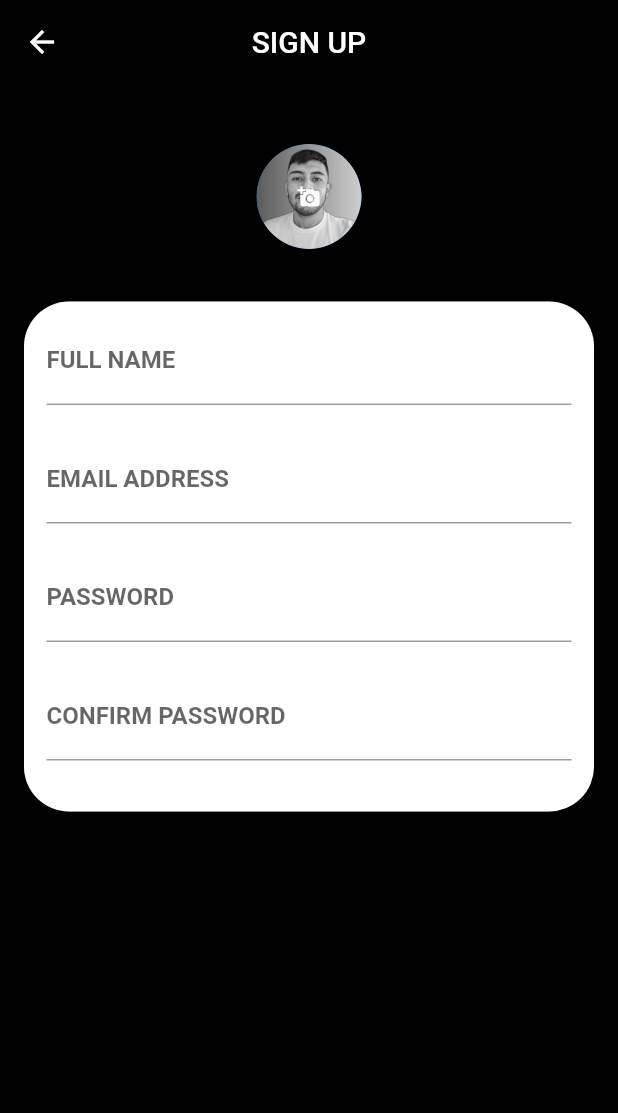
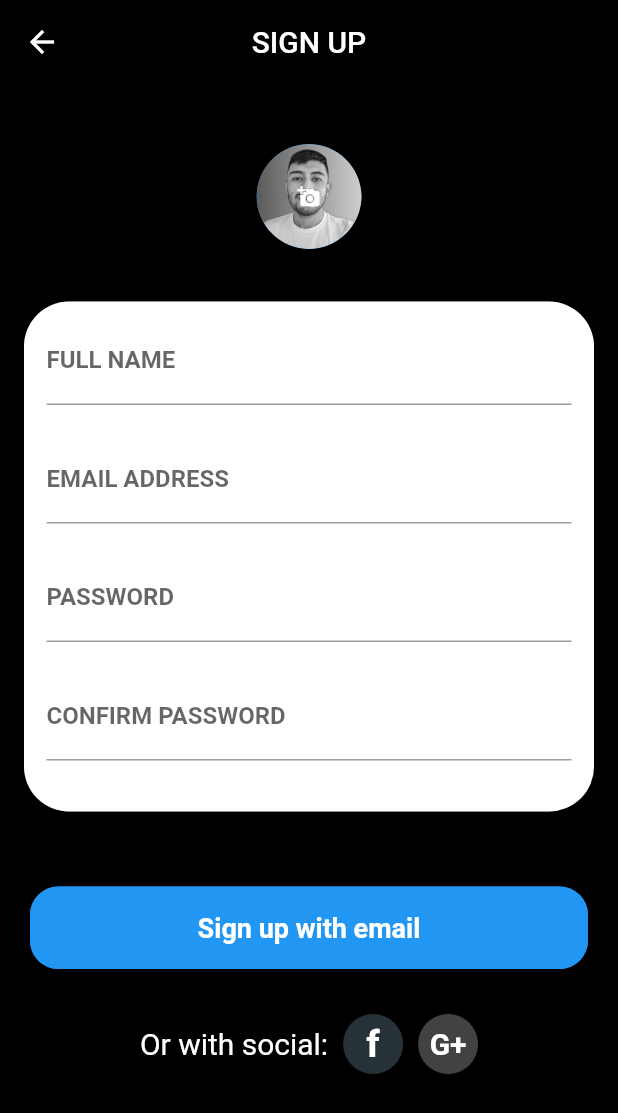
Before and after one commit to julicam10/Music-App-Basic-UI, a Flutter app: the SingUpPage screen opened by its route, on a phone screen of 412 x 824 dp. Shown: the top 1113 px of the screen. Run offline on Flutter 3.47's test engine with Material 2 defaults, Android fonts, the phone set to English and light mode, and no system bars.

Commit message:
Se termino de crear la interfaz de signup y login

```diff
--- a/lib/main.dart
+++ b/lib/main.dart
@@ -1,4 +1,5 @@
 import 'package:flutter/material.dart';
+import 'package:music_app_ui/pages/home_page.dart';
 import 'package:music_app_ui/pages/login_page.dart';
 import 'package:music_app_ui/pages/singup_page.dart';
 import 'package:music_app_ui/pages/start_page.dart';
@@ -16,6 +17,7 @@ class MyApp extends StatelessWidget {
         'star_page': (_) => const StarPage(),
         'login_page': (_) => const LoginPage(),
         'singup_page': (_) => const SingUpPage(),
+        'home_page': (_) => const HomePage()
       },
     );
   }
--- /dev/null
+++ b/lib/pages/home_page.dart
@@ -0,0 +1,10 @@
+import 'package:flutter/material.dart';
+
+class HomePage extends StatelessWidget {
+  const HomePage({Key? key}) : super(key: key);
+
+  @override
+  Widget build(BuildContext context) {
+    return Container();
+  }
+}
--- a/lib/pages/login_page.dart
+++ b/lib/pages/login_page.dart
@@ -47,6 +47,7 @@ class LoginPage extends StatelessWidget {
                 child: Buttons(
                   text: 'Login',
                   color: Colors.blue,
+                  navigatorRoute: '',
                 ),
               ),
               Padding(
@@ -54,6 +55,7 @@ class LoginPage extends StatelessWidget {
                 child: Buttons(
                   text: 'Create a new account',
                   color: Colors.black,
+                  navigatorRoute: 'singup_page',
                 ),
               ),
               Padding(
--- a/lib/pages/singup_page.dart
+++ b/lib/pages/singup_page.dart
@@ -1,8 +1,9 @@
 import 'package:flutter/material.dart';
+import 'package:music_app_ui/widgets/buttons_login.dart';
 import 'package:music_app_ui/widgets/container_sigup.dart';
+import 'package:music_app_ui/widgets/signup_methods.dart';
 
 import '../widgets/img_icon.dart';
-import '../widgets/textform.dart';
 
 class SingUpPage extends StatelessWidget {
   const SingUpPage({Key? key}) : super(key: key);
@@ -31,6 +32,18 @@ class SingUpPage extends StatelessWidget {
                 padding: EdgeInsets.symmetric(vertical: 20),
                 child: ContainerSignUp(),
               ),
+              Padding(
+                padding: EdgeInsets.symmetric(vertical: 30, horizontal: 20),
+                child: Buttons(
+                  text: 'Sign up with email',
+                  color: Colors.blue,
+                  navigatorRoute: '',
+                ),
+              ),
+              Padding(
+                padding: EdgeInsets.symmetric(horizontal: 20),
+                child: SignupMethods(),
+              )
             ],
           ),
         ),
--- a/lib/widgets/buttons_login.dart
+++ b/lib/widgets/buttons_login.dart
@@ -5,10 +5,12 @@ class Buttons extends StatelessWidget {
     Key? key,
     required this.text,
     required this.color,
+    required this.navigatorRoute,
   }) : super(key: key);
 
   final String text;
   final Color color;
+  final String navigatorRoute;
 
   @override
   Widget build(BuildContext context) {
@@ -32,7 +34,7 @@ class Buttons extends StatelessWidget {
           fontSize: 18,
         ),
       ),
-      onPressed: () => Navigator.pushNamed(context, 'singup_page'),
+      onPressed: () => Navigator.pushNamed(context, navigatorRoute),
     );
   }
 }
--- /dev/null
+++ b/lib/widgets/signup_methods.dart
@@ -0,0 +1,51 @@
+import 'package:flutter/material.dart';
+
+class SignupMethods extends StatelessWidget {
+  const SignupMethods({
+    Key? key,
+  }) : super(key: key);
+
+  @override
+  Widget build(BuildContext context) {
+    const style = TextStyle(color: Colors.white, fontSize: 20);
+    return Row(
+      mainAxisAlignment: MainAxisAlignment.center,
+      children: [
+        const Text(
+          'Or with social: ',
+          style: style,
+        ),
+        Padding(
+          padding: const EdgeInsets.only(left: 5),
+          child: CircleAvatar(
+              backgroundColor: Colors.blueGrey.shade900,
+              child: GestureDetector(
+                onDoubleTap: () {},
+                child: const Text(
+                  'f',
+                  style: TextStyle(
+                      fontSize: 25,
+                      color: Colors.white,
+                      fontWeight: FontWeight.bold),
+                ),
+              )),
+        ),
+        Padding(
+          padding: const EdgeInsets.only(left: 10),
+          child: CircleAvatar(
+              backgroundColor: Colors.grey[800],
+              child: GestureDetector(
+                onLongPress: () {},
+                child: const Text(
+                  'G+',
+                  style: TextStyle(
+                      fontSize: 20,
+                      color: Colors.white,
+                      fontWeight: FontWeight.bold),
+                ),
+              )),
+        ),
+      ],
+    );
+  }
+}
```
